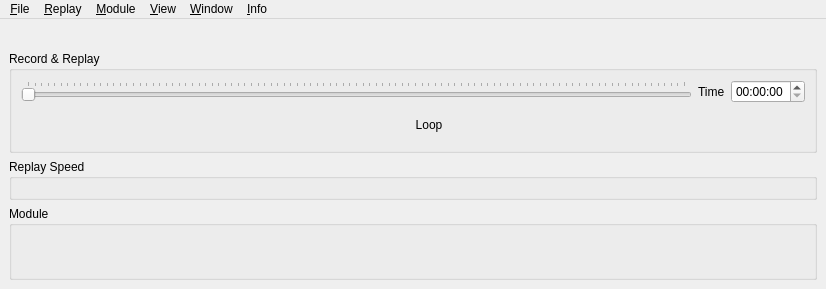
First picture: the form in src/UserInterface/src/MainWindow.ui, repository till213/SkyDolly, before the edit.
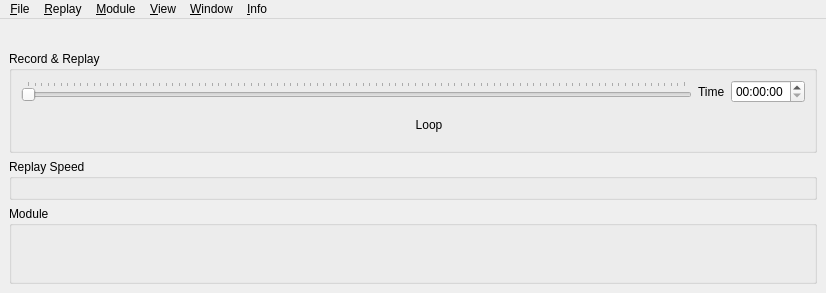
Second picture: the form after the edit. Icons and pictures are not drawn. Custom widgets are drawn as their Qt base class.

```diff
--- a/src/UserInterface/src/MainWindow.ui
+++ b/src/UserInterface/src/MainWindow.ui
@@ -7,7 +7,7 @@
     <x>0</x>
     <y>0</y>
     <width>826</width>
-    <height>289</height>
+    <height>293</height>
    </rect>
   </property>
   <property name="sizePolicy">
```
